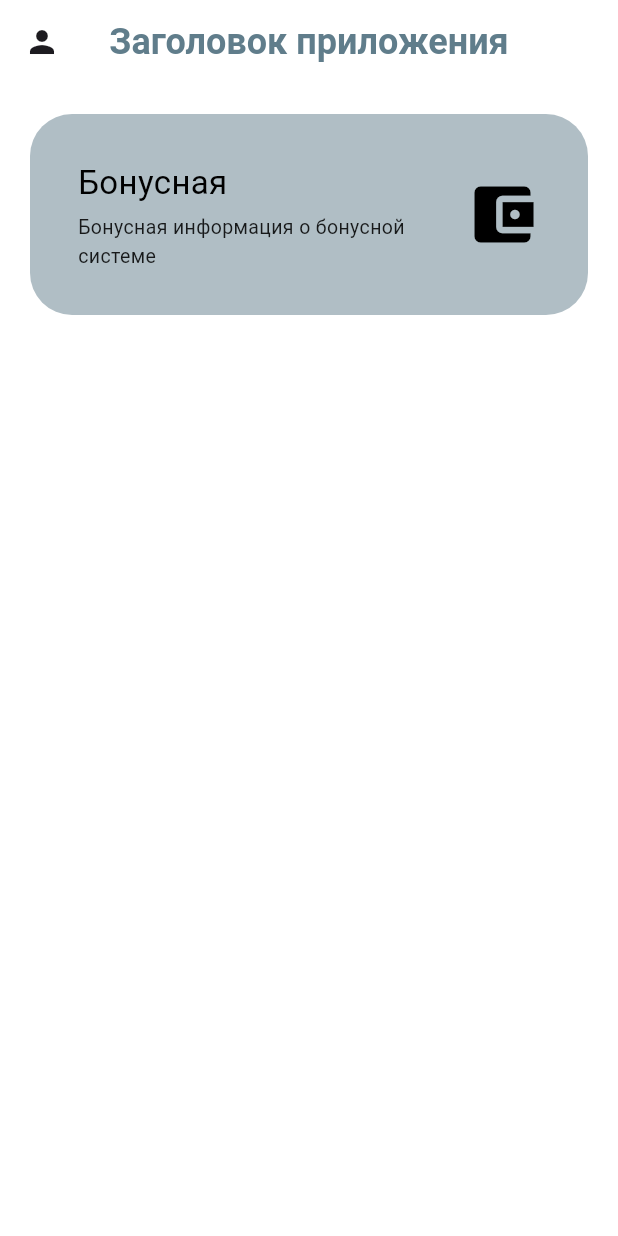
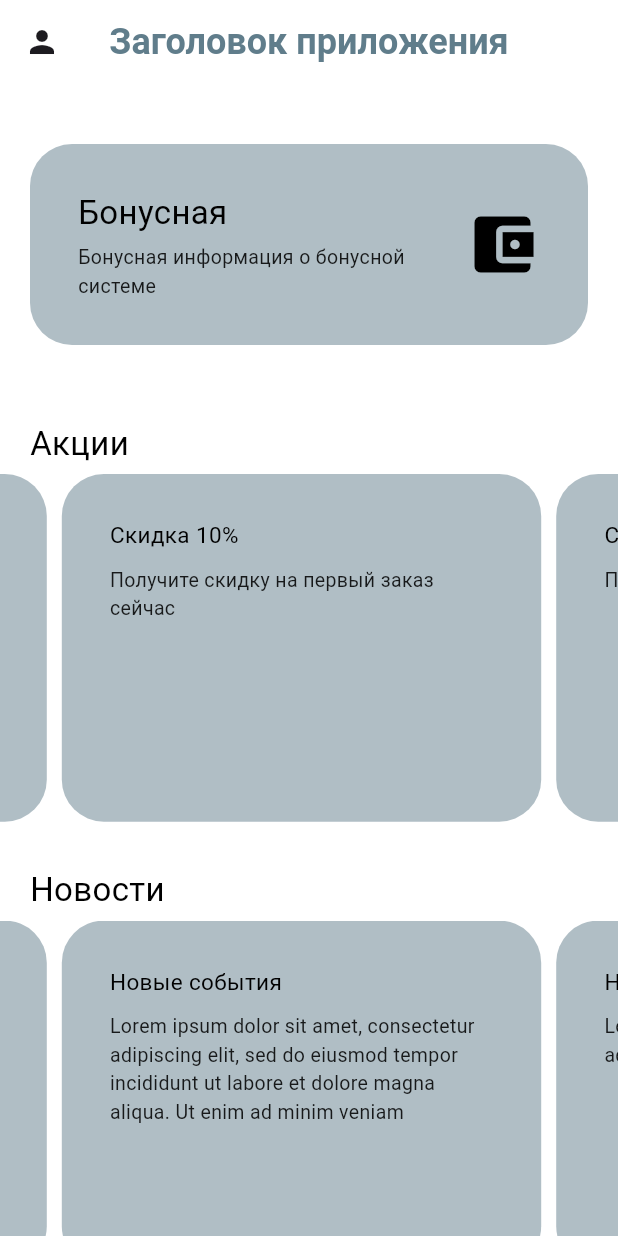
Before and after one commit to ArtyomKorn1lov/FlutterDemo, a Flutter app: the screen it shows after launch, on a phone screen of 412 x 824 dp. Run offline on Flutter 3.47's test engine with Material 3 defaults, Android fonts, the phone set to English and light mode, and no system bars; drawn by our look-alikes of carousel_slider.

Commit message:
Список слайдеров на главной

```diff
--- a/lib/screens/home_screen.dart
+++ b/lib/screens/home_screen.dart
@@ -1,15 +1,32 @@
 import 'package:flutter/material.dart';
 import 'package:flutterdemo/widgets/bonus.dart';
 import 'package:flutterdemo/widgets/slider.dart';
-
+import 'package:flutterdemo/utils/slider_card_model.dart';
 
 class HomeScreen extends StatelessWidget {
   HomeScreen({super.key});
 
-  final List<String> sales = [
-    "Скидка на первый заказ",
-    "Скидка на второй заказ",
-    "Скидка на последующий заказ",
+  final List<SliderCardModel> sales = [
+    SliderCardModel(title: "Скидка 10%", description: "Получите скидку на первый заказ сейчас"),
+    SliderCardModel(title: "Скидка 5%", description: "Получите скидку на второй заказ"),
+    SliderCardModel(title: "Скидка 25%", description: "Получите скидку на третий заказ"),
+  ];
+
+  final List<SliderCardModel> news = [
+    SliderCardModel(title: "Новые события", description: "Lorem ipsum dolor sit amet, consectetur adipiscing elit, sed do eiusmod tempor incididunt ut labore et dolore magna aliqua. Ut enim ad minim veniam"),
+    SliderCardModel(title: "Не новые события%", description: "Lorem ipsum dolor sit amet, consectetur adipiscing elit"),
+    SliderCardModel(title: "Свежие события", description: "Lorem ipsum dolor sit amet, consectetur adipiscing elit, sed do eiusmod tempor incididunt"),
+  ];
+
+  final List<SliderCardModel> products = [
+    SliderCardModel(title: "Товар 1", description: "Lorem ipsum dolor sit amet, consectetur adipiscing elit, sed do eiusmod tempor incididunt ut labore et dolore magna aliqua. Ut enim ad minim veniam"),
+    SliderCardModel(title: "Товар 2", description: "Lorem ipsum dolor sit amet, consectetur adipiscing elit, sed do eiusmod tempor incididunt ut labore et dolore magna aliqua. Ut enim ad minim veniam"),
+    SliderCardModel(title: "Товар 3", description: "Lorem ipsum dolor sit amet, consectetur adipiscing elit, sed do eiusmod tempor incididunt ut labore et dolore magna aliqua. Ut enim ad minim veniam"),
+    SliderCardModel(title: "Товар 4", description: "Lorem ipsum dolor sit amet, consectetur adipiscing elit, sed do eiusmod tempor incididunt ut labore et dolore magna aliqua. Ut enim ad minim veniam"),
+    SliderCardModel(title: "Товар 5", description: "Lorem ipsum dolor sit amet, consectetur adipiscing elit, sed do eiusmod tempor incididunt ut labore et dolore magna aliqua. Ut enim ad minim veniam"),
+    SliderCardModel(title: "Товар 6", description: "Lorem ipsum dolor sit amet, consectetur adipiscing elit, sed do eiusmod tempor incididunt ut labore et dolore magna aliqua. Ut enim ad minim veniam"),
+    SliderCardModel(title: "Товар 7", description: "Lorem ipsum dolor sit amet, consectetur adipiscing elit, sed do eiusmod tempor incididunt ut labore et dolore magna aliqua. Ut enim ad minim veniam"),
+    SliderCardModel(title: "Товар 8", description: "Lorem ipsum dolor sit amet, consectetur adipiscing elit, sed do eiusmod tempor incididunt ut labore et dolore magna aliqua. Ut enim ad minim veniam"),
   ];
 
   void navigateToForm(BuildContext context) {
@@ -29,13 +46,19 @@ class HomeScreen extends StatelessWidget {
             icon: Icon(Icons.person)
         ),
       ),
-      body: Container(
-        padding: EdgeInsets.symmetric(vertical: 20, horizontal: 20),
+      body:
+      SingleChildScrollView(
+        padding: EdgeInsets.symmetric(vertical: 20, horizontal: 0),
         child: Column(
-          spacing: 15,
+          spacing: 30,
           children: [
-            BonusWidget(title: 'Бонусная'),
-            //SliderMain(items: sales),
+            Container(
+                padding: EdgeInsets.symmetric(vertical: 20, horizontal: 20),
+                child: BonusWidget(title: 'Бонусная'),
+            ),
+            SliderMain(title: 'Акции', items: sales),
+            SliderMain(title: 'Новости', items: news),
+            SliderMain(title: 'Товары', items: products),
           ],
         ),
       ),
--- /dev/null
+++ b/lib/utils/slider_card_model.dart
@@ -0,0 +1,9 @@
+final class SliderCardModel {
+  final String title;
+  String? description;
+
+  SliderCardModel({
+    required this.title,
+    this.description
+  });
+}
--- a/lib/widgets/slider.dart
+++ b/lib/widgets/slider.dart
@@ -1,46 +1,64 @@
 import 'package:flutter/material.dart';
+import 'package:carousel_slider/carousel_slider.dart';
+import 'package:flutterdemo/utils/slider_card_model.dart';
 
 class SliderMain extends StatefulWidget {
-  final List<String> items;
+  final List<SliderCardModel> items;
+  final String title;
 
-  const SliderMain({
-    super.key,
-    required this.items
-  });
+  const SliderMain({super.key, required this.items, required this.title});
 
   @override
   State<SliderMain> createState() => _SliderMainState();
 }
 
 class _SliderMainState extends State<SliderMain> {
-  final PageController pageController = PageController(viewportFraction: 0.8);
-
   @override
   Widget build(BuildContext context) {
-    return PageView.builder(
-      controller: pageController,
-        itemCount: widget.items.length,
-        itemBuilder: (context, index) {
-          return Card(
-            color: Colors.blueGrey[200],
-            margin: EdgeInsets.symmetric(vertical: 16, horizontal: 32),
+    return Column(
+      spacing: 5,
+      crossAxisAlignment: CrossAxisAlignment.start,
+      children: <Widget>[
+        Padding(
+          padding: EdgeInsets.symmetric(vertical: 0, horizontal: 20),
+          child: Text(
+            widget.title,
+            style: TextStyle(color: Colors.black, fontSize: 22),
+          ),
+        ),
+        CarouselSlider(
+          items: widget.items
+              .map(
+                (item) => Padding(
+                  padding: const EdgeInsets.only(right: 10),
                   child: Container(
+                    width: double.infinity,
                     padding: EdgeInsets.symmetric(vertical: 30, horizontal: 32),
                     decoration: BoxDecoration(
                       color: Colors.blueGrey[200],
-                  borderRadius: BorderRadius.circular(28)
+                      borderRadius: BorderRadius.circular(28),
                     ),
                     child: Column(
                       crossAxisAlignment: CrossAxisAlignment.start,
-                spacing: 5,
+                      spacing: 10,
                       children: <Widget>[
-                  Text('Элемент $index', style: TextStyle(color: Colors.black, fontSize: 22)),
-                  Text(widget.items[index], style: TextStyle(color: Colors.black, fontSize: 14)),
+                        Text(
+                          item.title,
+                          style: TextStyle(color: Colors.black, fontSize: 15),
+                        ),
+                        Text(
+                          item.description ?? "",
+                          style: TextStyle(color: Colors.black87, fontSize: 13),
+                        ),
                       ],
                     ),
                   ),
-          );
-        }
+                ),
+              )
+              .toList(),
+          options: CarouselOptions(enableInfiniteScroll: true, autoPlay: true),
+        ),
+      ],
     );
   }
 }
--- a/pubspec.yaml
+++ b/pubspec.yaml
@@ -33,7 +33,9 @@ dependencies:
 
   # The following adds the Cupertino Icons font to your application.
   # Use with the CupertinoIcons class for iOS style icons.
+  carousel_slider: ^5.1.1
   cupertino_icons: ^1.0.8
+  modal_bottom_sheet: ^3.0.0
 
 dev_dependencies:
   flutter_test:
```
Also changed, not shown: pubspec.lock. Lines whose indentation alone changed are shown as unchanged.
